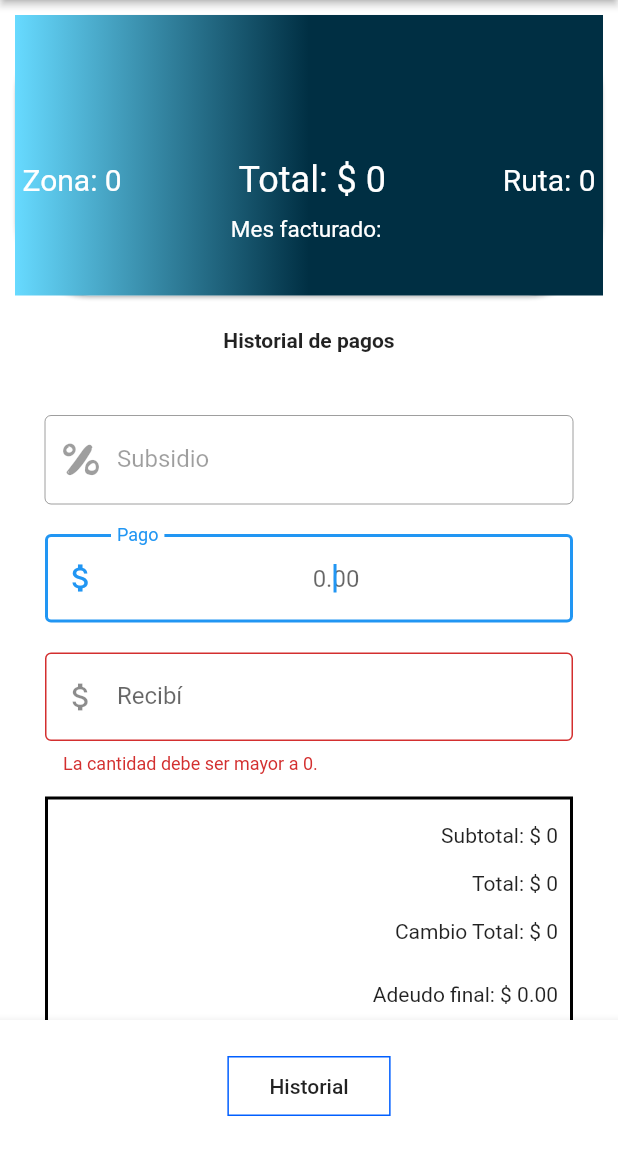
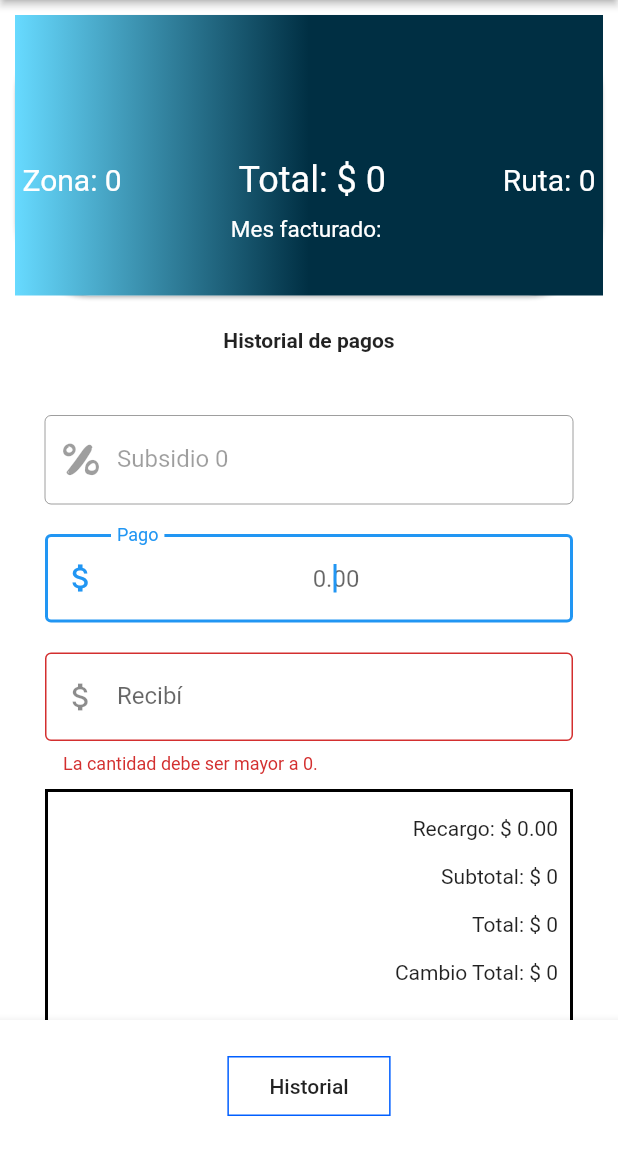
Before and after one commit to franciscocamposchimal/prolimpia-mobile, a Flutter app: the CollectPage screen opened directly with empty values, on a phone screen of 412 x 824 dp, the part 84-1236 px from its top. Run offline on Flutter 3.47's test engine with Material 2 defaults, Android fonts, the phone set to English and light mode, and no system bars; our stand-ins replace rxdart, shared_preferences; missing offline and left inert: after_init; accounts and stored records are empty.

Commit message:
fix(collect): Campos faltantes

```diff
--- a/lib/models/person_model.dart
+++ b/lib/models/person_model.dart
@@ -12,6 +12,7 @@ class Person {
   String usrFecultPago;
   String usrFlPago;
   int usrAdeudo;
+  double usrRecargo;
   int usrFactur;
   int usrIva;
   int usrSubtotal;
@@ -37,6 +38,7 @@ class Person {
       this.usrFecultPago,
       this.usrFlPago,
       this.usrAdeudo,
+      this.usrRecargo,
       this.usrFactur,
       this.usrIva,
       this.usrSubtotal,
@@ -62,6 +64,7 @@ class Person {
     usrFecultPago = json['USR_FECULTPAGO'];
     usrFlPago = json['USR_FLPAGO'];
     usrAdeudo = json['USR_ADEUDO'].toInt();
+    usrRecargo = json['USR_RECARGO'].toDouble();
     usrFactur = json['USR_FACTUR'];
     usrIva = json['USR_IVA'];
     usrSubtotal = json['USR_SUBTOTAL'].toInt();
@@ -89,6 +92,7 @@ class Person {
     data['USR_FECULTPAGO'] = this.usrFecultPago;
     data['USR_FLPAGO'] = this.usrFlPago;
     data['USR_ADEUDO'] = this.usrAdeudo;
+    data['USR_RECARGO'] = this.usrRecargo;
     data['USR_FACTUR'] = this.usrFactur;
     data['USR_IVA'] = this.usrIva;
     data['USR_SUBTOTAL'] = this.usrSubtotal;
--- a/lib/pages/collect_page.dart
+++ b/lib/pages/collect_page.dart
@@ -31,12 +31,12 @@ class _CollectPageState extends State<CollectPage>
     final personBloc = Provider.personsBloc(context);
     personBloc.changeCambio({'recibido': '0', 'pago': '0'});
     personBloc.changePagoTotal({'pago': '0.0'});
-    personBloc.changeSubsidio({'subsidio': '0.0'});
+    personBloc.changeSubsidio({'subsidio': '${widget.person.usrSubsidio}'});
     personBloc.changePagoInput({
       'totalAdeudo': '${widget.person.usrTotal}',
       'pago': '0.0',
       'adeudo': '${widget.person.usrTotal}',
-      'subsidio': '0.0',
+      'subsidio': '${widget.person.usrSubsidio}',
     });
     return Scaffold(
       resizeToAvoidBottomPadding: false,
@@ -131,19 +131,7 @@ class _CollectPageState extends State<CollectPage>
               decoration: InputDecoration(
                   border: OutlineInputBorder(),
                   prefixIcon: Icon(CustomIcon.percent),
-                  labelText: 'Subsidio',
-                  hintText: '0'),
-              onChanged: (val) {
-                final valueChange = val.isNotEmpty ? val : "0.0";
-                bloc.changeSubsidio({'subsidio': valueChange});
-                bloc.changePagoInput({
-                  'totalAdeudo': '${widget.person.usrTotal}',
-                  'pago': bloc.pagoTotal['pago'],
-                  'adeudo': '${widget.person.usrTotal}',
-                  'subsidio': bloc.subsidio['subsidio'],
-                });
-                bloc.enableButton();
-              },
+                  labelText: 'Subsidio ${widget.person.usrSubsidio}'),
             ),
             SizedBox(height: 20.0),
             TextField(
@@ -165,7 +153,7 @@ class _CollectPageState extends State<CollectPage>
                   'totalAdeudo': '${widget.person.usrTotal}',
                   'pago': bloc.pagoTotal['pago'],
                   'adeudo': '${widget.person.usrTotal}',
-                  'subsidio': bloc.subsidio['subsidio'],
+                  'subsidio': '${widget.person.usrSubsidio}',
                 });
 
                 bloc.enableButton();
@@ -200,13 +188,23 @@ class _CollectPageState extends State<CollectPage>
                 );
               },
             ),
-            SizedBox(height: 15.0),
+            SizedBox(height: 10.0),
             Container(
               decoration: BoxDecoration(border: Border.all(width: 2)),
               child: Column(
                 mainAxisAlignment: MainAxisAlignment.end,
                 children: <Widget>[
                   SizedBox(height: 8.0),
+                  Row(
+                    mainAxisAlignment: MainAxisAlignment.end,
+                    children: <Widget>[
+                      Padding(
+                        padding: const EdgeInsets.all(8.0),
+                        child:
+                            Text('Recargo: \$ ${widget.person.usrRecargo.toStringAsFixed(2)}'),
+                      ),
+                    ],
+                  ),
                   Row(
                     mainAxisAlignment: MainAxisAlignment.end,
                     children: <Widget>[
@@ -222,8 +220,7 @@ class _CollectPageState extends State<CollectPage>
                     children: <Widget>[
                       Padding(
                         padding: const EdgeInsets.all(8.0),
-                        child:
-                            Text('Total: \$ ${widget.person.usrTotal}'),
+                        child: Text('Total: \$ ${widget.person.usrTotal}'),
                       ),
                     ],
                   ),
```
